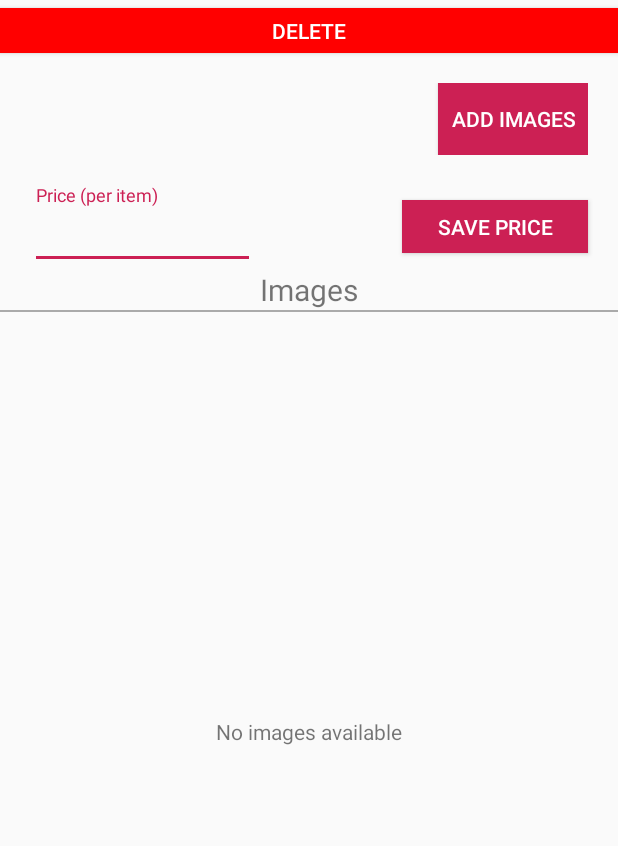
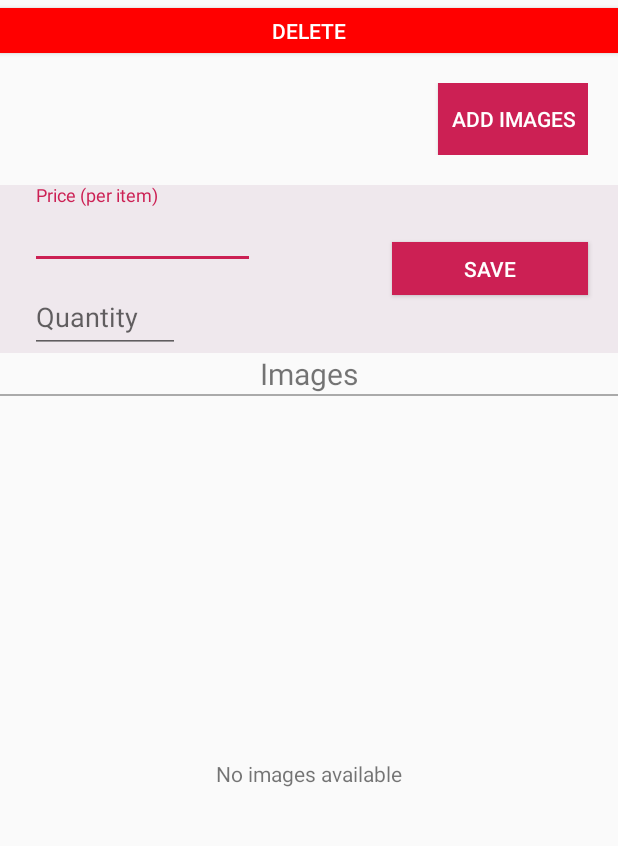
Before and after one commit to akashseth/Eventuate, an Android app: the EditAvailabilitiesActivity screen opened directly, with no data from a screen before it, on a phone screen of 412 x 824 dp, the part 84-930 px from its top. Run offline under Robolectric (Android 15) with nearby library versions, the phone set to English and light mode, and no system bars.

Commit message:
Added booking feature

```diff
--- a/app/src/main/java/com/bhumca2017/eventuate/EditAvailabilitiesActivity.java
+++ b/app/src/main/java/com/bhumca2017/eventuate/EditAvailabilitiesActivity.java
@@ -34,24 +34,23 @@ public class EditAvailabilitiesActivity extends BaseActivity {
     private static String IMAGES_AVAIL_URL;
     private String mAvailabilityName;
     private Integer mServiceAvailabilityId;
-    private String mPrice;
+    EditText priceView, quantityView;
 
     @Override
     protected void onCreate(Bundle savedInstanceState) {
         super.onCreate(savedInstanceState);
         setContentView(R.layout.activity_edit_availabilities);
-        UPDATE_PRICE_URL = getString(R.string.ip_address)+"/Eventuate/Services/UpdatePrice.php";
+        UPDATE_PRICE_URL = getString(R.string.ip_address)+"/Eventuate/Services/UpdatePriceQuantity.php";
         DELETE_AVAIL_URL = getString(R.string.ip_address)+"/Eventuate/Services/DeleteServiceAvailability.php";
         IMAGES_AVAIL_URL = getString(R.string.ip_address)+"/Eventuate/Services/FetchAvailImagesPath.php";
 
-
+        priceView = (EditText)findViewById(R.id.edit_price);
+        quantityView= (EditText)findViewById(R.id.edit_quantity);
         setIntentExtraValue();
 
         TextView  availTextView= (TextView)findViewById(R.id.availability_name);
         availTextView.setText(mAvailabilityName);
 
-        EditText  priceView= (EditText)findViewById(R.id.edit_price);
-        priceView.setText(mPrice);
 
         final Button addImageButton=(Button)findViewById(R.id.add_availability_image);
         addImageButton.setOnClickListener(new View.OnClickListener() {
@@ -64,12 +63,14 @@ public class EditAvailabilitiesActivity extends BaseActivity {
             }
         });
 
-        Button savePriceButton = (Button)findViewById(R.id.save_price);
+
+
+        Button savePriceButton = (Button)findViewById(R.id.save_price_quantity);
         savePriceButton.setOnClickListener(new View.OnClickListener() {
             @Override
             public void onClick(View v) {
 
-                new UpdatePriceAsyncTask().execute();
+                new UpdatePriceQuantityAsyncTask().execute();
             }
         });
 
@@ -112,21 +113,22 @@ public class EditAvailabilitiesActivity extends BaseActivity {
 
         mAvailabilityName = getIntent().getStringExtra("availabilityName");
         mServiceAvailabilityId = getIntent().getIntExtra("serviceAvailabilityId",0);
-        mPrice = getIntent().getStringExtra("price");
+        priceView.setText(getIntent().getStringExtra("price"));
+        quantityView.setText(getIntent().getStringExtra("quantity"));
 
     }
 
-    private HashMap<String, String> mGetPostDataForUpdatePrice(){
+    private HashMap<String, String> mGetPostDataForUpdatePriceQuantity(){
 
         HashMap<String,String> hashMap = new HashMap<>();
-        EditText  priceView= (EditText)findViewById(R.id.edit_price);
+
         hashMap.put("price",priceView.getText().toString());
         hashMap.put("serviceAvailabilityId",mServiceAvailabilityId.toString());
-
+        hashMap.put("quantity",quantityView.getText().toString());
         return hashMap;
     }
 
-    private class UpdatePriceAsyncTask extends AsyncTask<String,Void,String> {
+    private class UpdatePriceQuantityAsyncTask extends AsyncTask<String,Void,String> {
 
         @Override
         protected void onPreExecute() {
@@ -140,7 +142,7 @@ public class EditAvailabilitiesActivity extends BaseActivity {
             ServerRequestHandler requestHandler=new ServerRequestHandler();
 
             try {
-                String jsonResponse = requestHandler.sendPostRequest(UPDATE_PRICE_URL,mGetPostDataForUpdatePrice());
+                String jsonResponse = requestHandler.sendPostRequest(UPDATE_PRICE_URL,mGetPostDataForUpdatePriceQuantity());
                 if(jsonResponse.equals("1")){
                     //
 
@@ -214,7 +216,9 @@ public class EditAvailabilitiesActivity extends BaseActivity {
                 JSONObject jsonObject = jsonArray.getJSONObject(i);
                 String imagePath = getString(R.string.ip_address)+"/Eventuate/availabilityImages/";
                 String imageName =  jsonObject.getString("image_location");
-                imagesPathList.add(new AvailabilityImages(jsonObject.getInt("id"), imagePath+imageName));
+                if(!imageName.equals("none")) {
+                    imagesPathList.add(new AvailabilityImages(jsonObject.getInt("id"), imagePath + imageName));
+                }
             }
         }catch (JSONException e) {
 
--- a/app/src/main/java/com/bhumca2017/eventuate/OrganiserAvailabilityActivity.java
+++ b/app/src/main/java/com/bhumca2017/eventuate/OrganiserAvailabilityActivity.java
@@ -54,6 +54,8 @@ public class OrganiserAvailabilityActivity extends AppCompatActivity {
                 String price = jsonObject.getString("price");
                 availabilityList.add(new AvailabilityItemsOrganiser(serviceAvailabilityId,serviceProviderId,availabilityId,availabilityName,
                         price,providerName));
+
+                Log.e(LOG_TAG,providerName);
             }
         }catch (JSONException e) {
 
--- a/app/src/main/java/com/bhumca2017/eventuate/ServiceAvailabilityAdapter.java
+++ b/app/src/main/java/com/bhumca2017/eventuate/ServiceAvailabilityAdapter.java
@@ -37,8 +37,8 @@ public class ServiceAvailabilityAdapter extends ArrayAdapter<ServiceAvailability
         TextView availabilityNameView=(TextView)listItemView.findViewById(R.id.availability_name);
         availabilityNameView.setText(serviceAvailability.getAvailabilityName());
 
-        TextView availabilityPrice=(TextView)listItemView.findViewById(R.id.price);
-        availabilityPrice.setText(serviceAvailability.getPrice());
+        TextView availabilityQuantity=(TextView)listItemView.findViewById(R.id.quantity);
+        availabilityQuantity.setText(serviceAvailability.getQuantity());
 
         final Button availabilityEdit=(Button) listItemView.findViewById(R.id.availability_edit_id);
         availabilityEdit.setOnClickListener(new View.OnClickListener() {
@@ -49,6 +49,7 @@ public class ServiceAvailabilityAdapter extends ArrayAdapter<ServiceAvailability
                 editAvailIntent.putExtra("serviceAvailabilityId",serviceAvailability.getServiceAvailabilityId());
                 editAvailIntent.putExtra("availabilityName",serviceAvailability.getAvailabilityName());
                 editAvailIntent.putExtra("price",serviceAvailability.getPrice());
+                editAvailIntent.putExtra("quantity",serviceAvailability.getQuantity());
                 getContext().startActivity(editAvailIntent);
 
                 /*Log.e("id","this "+getItem(position).getAvailabilityId());
--- a/app/src/main/java/com/bhumca2017/eventuate/ServicesAvailabilitiesActivity.java
+++ b/app/src/main/java/com/bhumca2017/eventuate/ServicesAvailabilitiesActivity.java
@@ -65,8 +65,9 @@ public class ServicesAvailabilitiesActivity extends BaseActivity {
                 String availabilityName = jsonObject.getString("availability_name");
                 Integer serviceAvailabilityId = jsonObject.getInt("id");
                 Integer availabilityId = jsonObject.getInt("availability_id");
+                String quantity = jsonObject.getString("quantity");
                 ServiceAvailability serviceAvailability = new ServiceAvailability(availabilityName
-                        ,price,availabilityId,serviceAvailabilityId);
+                        ,price,availabilityId,serviceAvailabilityId,quantity);
                 serviceAvailabilitiesList.add(serviceAvailability);
             }
         } catch (JSONException e) {
--- a/app/src/main/res/layout/activity_edit_availabilities.xml
+++ b/app/src/main/res/layout/activity_edit_availabilities.xml
@@ -53,11 +53,16 @@
         <LinearLayout
             android:layout_width="match_parent"
             android:layout_height="wrap_content"
+            android:background="#efe8ed"
             >
+            <LinearLayout
+                android:layout_width="0dp"
+                android:layout_weight="2"
+                android:layout_height="wrap_content"
+                android:orientation="vertical">
             <android.support.design.widget.TextInputLayout
-                android:layout_width="0dp"
+                android:layout_width="wrap_content"
                 android:layout_height="wrap_content"
-                android:layout_weight="2"
                 android:layout_marginLeft="20dp"
 
                 >
@@ -67,15 +72,31 @@
                     android:layout_height="wrap_content"
                     android:hint="Price (per item)"
                     android:minWidth="150dp"
-                    android:inputType="numberSigned"
+                    android:inputType="number"
                     android:text="2000"/>
             </android.support.design.widget.TextInputLayout>
+                <android.support.design.widget.TextInputLayout
+                    android:layout_width="wrap_content"
+                    android:layout_height="wrap_content"
+                    android:layout_marginLeft="20dp"
+
+                    >
+                    <EditText
+                        android:id="@+id/edit_quantity"
+                        android:layout_width="wrap_content"
+                        android:layout_height="wrap_content"
+                        android:hint="Quantity"
+                        android:minWidth="100dp"
+                        android:inputType="number"
+                        android:text="2"/>
+                </android.support.design.widget.TextInputLayout>
+            </LinearLayout>
             <Button
-                android:id="@+id/save_price"
+                android:id="@+id/save_price_quantity"
                 android:layout_width="0dp"
                 android:layout_weight="1"
                 android:layout_height="35dp"
-                android:text="save price"
+                android:text="save"
                 android:layout_marginRight="20dp"
                 android:layout_gravity="center"
                 android:background="@color/colorAccent"
```
Also changed, not shown: app/src/main/java/com/bhumca2017/eventuate/AddAvailabilitiesActivity.java (+7 -3 lines), app/src/main/java/com/bhumca2017/eventuate/ServiceAvailability.java (+7 -1 lines), app/src/main/res/layout/activity_add_availabilities.xml (+21 -3 lines), app/src/main/res/layout/activity_services_availibities.xml (+3 -7 lines), app/src/main/res/layout/list_of_availibities.xml (+4 -3 lines).
